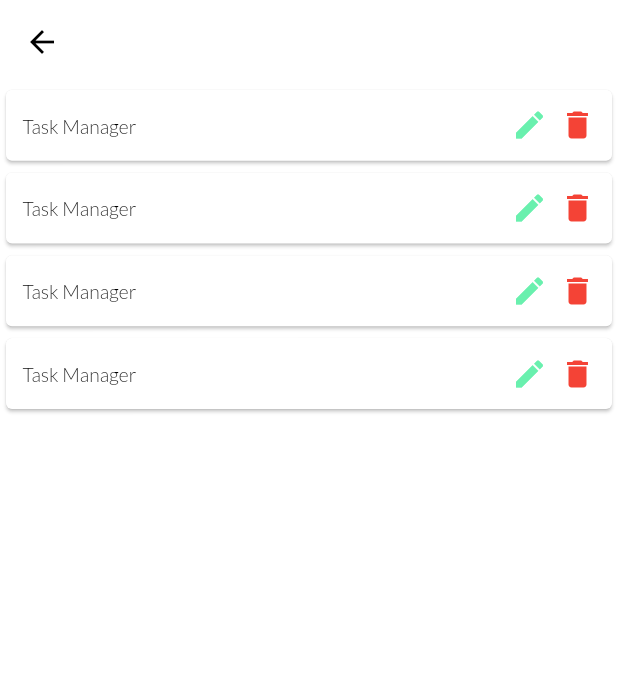
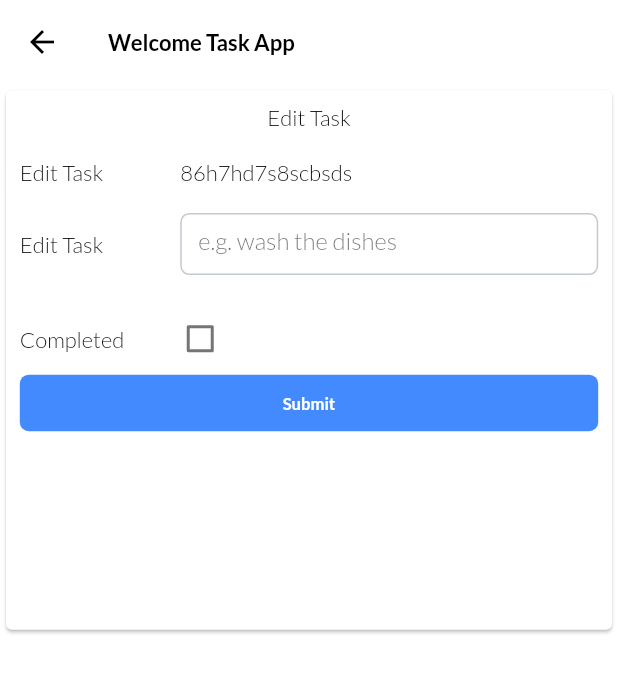
Before and after one commit to mide18/task_app, a Flutter app: the TasksScreen screen opened directly, after a tap on the "mode edit" icon, on a phone screen of 412 x 824 dp. Shown: the top 673 px of the screen. Run offline on Flutter 3.47's test engine with Material 2 defaults, Android fonts, the light colour scheme and no system bars; our stand-ins replace flutter_riverpod, flutter_screenutil; statements that could not run were skipped.

Commit message:
task update

```diff
--- a/lib/constants/routes.dart
+++ b/lib/constants/routes.dart
@@ -1,15 +1,19 @@
 import 'package:flutter/cupertino.dart';
 import 'package:flutter/material.dart';
+import 'package:task_manager_app/screens/edit_task_screen.dart';
 import 'package:task_manager_app/screens/intro_screen.dart';
 import 'package:task_manager_app/screens/tasks_screen.dart';
 
 class AppRoutes{
   static const String tasksScreen = './tasksScreen';
+  static const String editTaskScreen = '/editTaskScreen';
 
   static Route<dynamic> onGenerateRoute(RouteSettings settings){
-    switch(settings.name){
+    switch(settings.name) {
+      case editTaskScreen: return _buildRoute(EditTaskScreen(), settings);
       case tasksScreen: return _buildRoute(TasksScreen(), settings);
       default: return _buildRoute(IntroScreen(), settings);
+
     }
   }
   static _buildRoute(Widget screen, RouteSettings settings) {
--- /dev/null
+++ b/lib/screens/edit_task_screen.dart
@@ -0,0 +1,170 @@
+import 'package:flutter_screenutil/flutter_screenutil.dart';
+import 'package:flutter/material.dart';
+import 'package:task_manager_app/constants/components.dart';
+
+class EditTaskScreen extends StatefulWidget {
+  const EditTaskScreen({Key? key}) : super(key: key);
+
+  @override
+  _EditTaskScreenState createState() => _EditTaskScreenState();
+}
+
+class _EditTaskScreenState extends State<EditTaskScreen> {
+
+  final _formKey = GlobalKey<FormState>();
+  final _focusScopeNode = FocusScopeNode();
+
+  String editTask = "";
+  bool accept = false;
+
+  @override
+  Widget build(BuildContext context) {
+    return Scaffold(
+      appBar: AppBar(
+        backgroundColor: Colors.white,
+        iconTheme: IconThemeData(color: Colors.black),
+        title: Text(
+          'Welcome Task App',
+          style: TextStyle(
+              fontSize: 16.sp,
+              color: Colors.black,
+              fontWeight: FontWeight.w700),
+        ),
+        automaticallyImplyLeading: true,
+      ),
+      body: Container(
+        height: 400.h,
+        child: Center(
+            child: Card(
+              elevation: 1,
+              child: Padding(
+                padding: EdgeInsets.all(10.r),
+                child: Form(
+                  key: _formKey,
+                  child: Column(crossAxisAlignment: CrossAxisAlignment.start,
+                    children: [
+                      Center(
+                        child: Text(
+                          'Edit Task',
+                          style: TextStyle(
+                              fontSize: 16.sp,
+                              color: Colors.black,
+                              fontWeight: FontWeight.w400),
+                        ),
+                      ),
+                      SizedBox(
+                        height: 20.h,
+                      ),
+                      Row(mainAxisAlignment: MainAxisAlignment.spaceBetween,
+                        children: [
+                        Text(
+                          'Edit Task',
+                          style: TextStyle(
+                              fontSize: 16.sp,
+                              color: Colors.black,
+                              fontWeight: FontWeight.w400),
+                        ),
+                        SizedBox(width: 280.w,
+                          child: Text(
+                            '86h7hd7s8scbsds',
+                            style: TextStyle(
+                                fontSize: 16.sp,
+                                color: Colors.black,
+                                fontWeight: FontWeight.w400),
+                          ),
+                        ),
+                      ],),
+                      SizedBox(height: 20.h,),
+                      Row(mainAxisAlignment: MainAxisAlignment.spaceBetween,
+                        children: [
+                          Text(
+                            'Edit Task',
+                            style: TextStyle(
+                                fontSize: 16.sp,
+                                color: Colors.black,
+                                fontWeight: FontWeight.w400),
+                          ),
+                          SizedBox(width: 280.w, height: 45.h,
+                            child: TextFormField(
+                              onSaved: (newValue) {
+                                if (newValue == null) {
+                                  return;
+                                }
+                                editTask = newValue;
+                              },
+                              validator: (value) {
+                                if (value!.isEmpty) {
+                                  return "Please fill an item";
+                                } else {
+                                  value = editTask;
+                                  return null;
+                                }
+                              },
+                              onEditingComplete: () {
+                                _focusScopeNode.nextFocus();
+                              },
+                              decoration: InputDecoration(
+                                  isDense: true,
+                                  focusedBorder: focusOutline(),
+                                  border: enableOutline(),
+                                  enabledBorder: enableOutline(),
+                                  hintText: 'e.g. wash the dishes'),
+                            ),
+                          ),
+                        ],
+                      ),
+                      SizedBox(
+                        height: 20.h,
+                      ),
+                      Container(width: 145.w,
+                        child: Row(mainAxisAlignment: MainAxisAlignment.spaceBetween,
+                          children: [
+                            Text(
+                              'Completed',
+                              style: TextStyle(
+                                  fontSize: 16.sp,
+                                  color: Colors.black,
+                                  fontWeight: FontWeight.w400),
+                            ),
+                            Checkbox(checkColor: Colors.blue,
+                              value: accept,
+                              onChanged: (value){
+
+                              },
+                            ),
+                          ],
+                        ),
+                      ),
+                      Container(
+                        decoration: BoxDecoration(
+                            color: Colors.blueAccent,
+                            borderRadius: BorderRadius.circular(6)),
+                        width: MediaQuery.of(context).size.width,
+                        height: 41.h,
+                        child: TextButton(
+                          onPressed: () {
+                            if (_formKey.currentState!.validate()) {
+                              _formKey.currentState!.save();
+
+                              // Navigator.of(context)
+                              //     .pushNamed(AppRoutes.tasksScreen);
+                            }
+                          },
+                          child: Text(
+                            'Submit',
+                            style: TextStyle(
+                                fontSize: 12.sp,
+                                color: Colors.white,
+                                fontWeight: FontWeight.w700),
+                          ),
+                        ),
+                      )
+                    ],
+                  ),
+                ),
+              ),
+            )),
+      ),
+    );
+  }
+}
--- a/lib/screens/tasks_screen.dart
+++ b/lib/screens/tasks_screen.dart
@@ -1,5 +1,6 @@
 import 'package:flutter/material.dart';
 import 'package:flutter_screenutil/flutter_screenutil.dart';
+import 'package:task_manager_app/constants/routes.dart';
 
 class TasksScreen extends StatelessWidget {
   const TasksScreen({Key? key}) : super(key: key);
@@ -33,7 +34,9 @@ class TasksScreen extends StatelessWidget {
                         child: Row(
                           children: [
                             GestureDetector(
-                              onTap: () {},
+                              onTap: () {
+                                Navigator.pushNamed(context, AppRoutes.editTaskScreen);
+                              },
                               child: Icon(Icons.mode_edit, color: Colors.greenAccent),
                             ),
                             SizedBox(width: 8.w),
```
Also changed, not shown: lib/screens/intro_screen.dart (+11 -8 lines).
